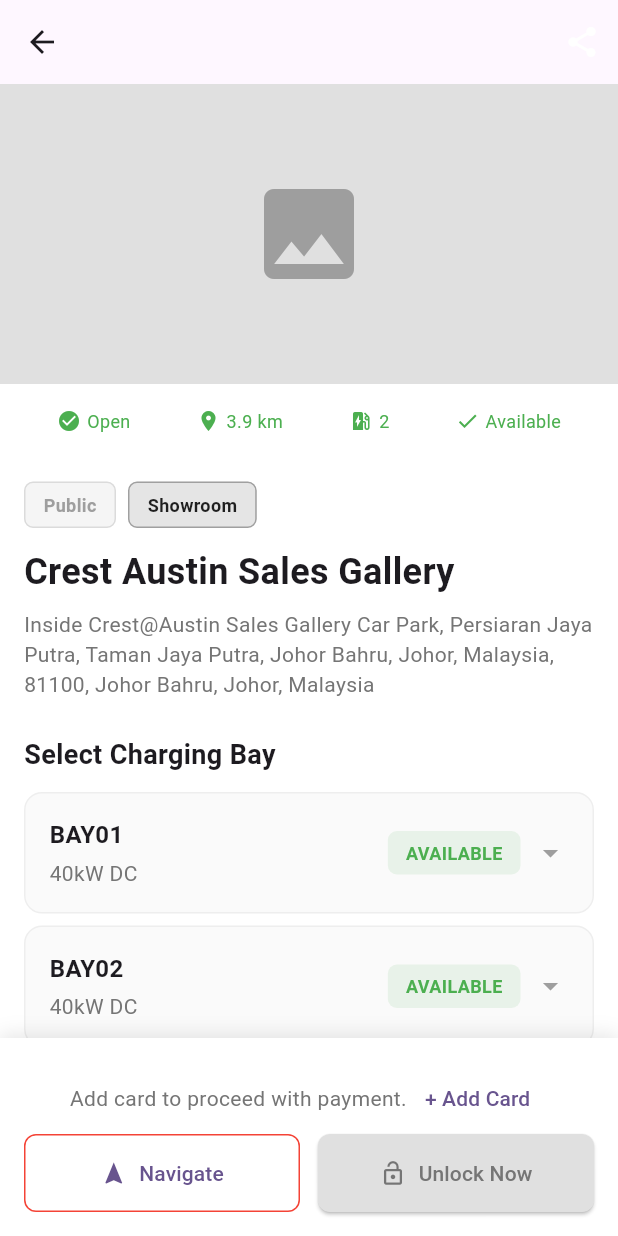
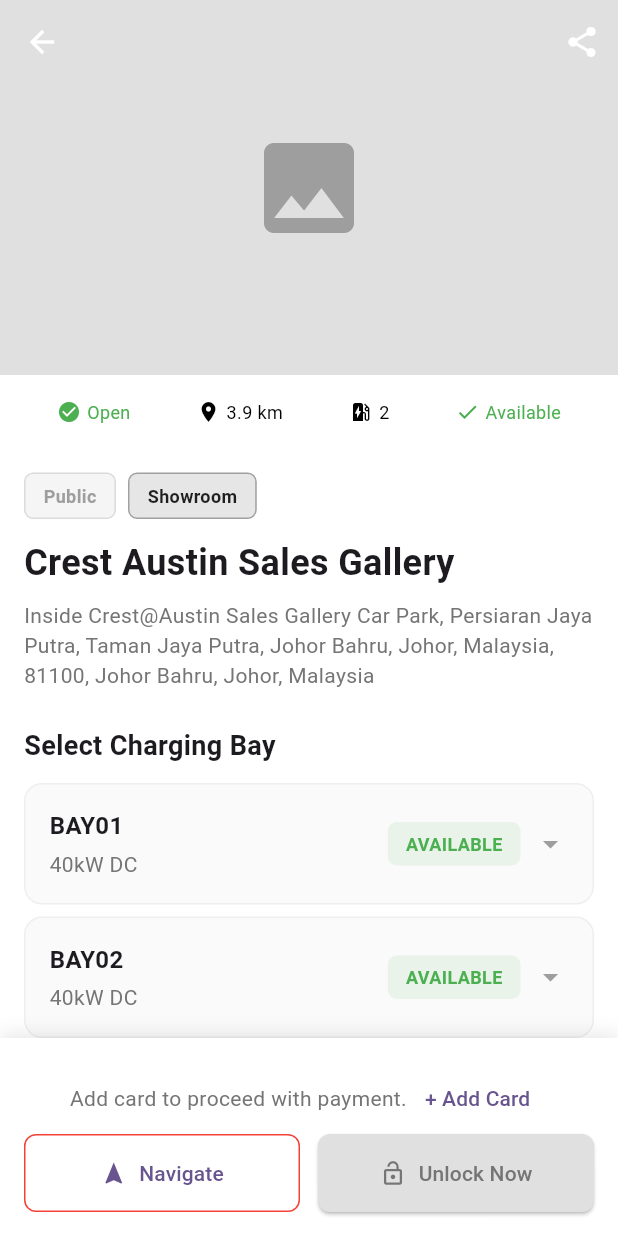
Before and after one commit to TuanHee/renergy_app, a Flutter app: the ChargingStationScreenView screen opened by its route, on a phone screen of 412 x 824 dp. Run offline on Flutter 3.47's test engine with Material 3 defaults, Android fonts, the phone set to English and light mode, and no system bars; our stand-ins replace get, sign_in_with_apple.

Commit message:
Refactor ChargingStationScreenView to use StatefulWidget for scroll-based opacity effect.

```diff
--- a/lib/screens/charging_station_screen/view.dart
+++ b/lib/screens/charging_station_screen/view.dart
@@ -1,14 +1,54 @@
 import 'package:flutter/material.dart';
 
-class ChargingStationScreenView extends StatelessWidget {
+class ChargingStationScreenView extends StatefulWidget {
   const ChargingStationScreenView({super.key});
+
+  @override
+  State<ChargingStationScreenView> createState() => _ChargingStationScreenViewState();
+}
+
+class _ChargingStationScreenViewState extends State<ChargingStationScreenView> {
+  final ScrollController _scrollController = ScrollController();
+  double _opacity = 0.0;
+
+  @override
+  void initState() {
+    super.initState();
+    _scrollController.addListener(_onScroll);
+  }
+
+  @override
+  void dispose() {
+    _scrollController.removeListener(_onScroll);
+    _scrollController.dispose();
+    super.dispose();
+  }
+
+  void _onScroll() {
+    final scrollOffset = _scrollController.offset;
+    final imageHeight = 250.0;
+
+    // Gradually increase opacity as user scrolls past the image
+    final newOpacity = (scrollOffset / imageHeight).clamp(0.0, 1.0);
+    if (_opacity != newOpacity) {
+      setState(() {
+        _opacity = newOpacity;
+      });
+    }
+  }
 
   @override
   Widget build(BuildContext context) {
     return Scaffold(
       backgroundColor: Colors.white,
+      extendBodyBehindAppBar: true,
       appBar: AppBar(
-
+        backgroundColor: Color(0xFFD32F2F).withValues(alpha: _opacity),
+        elevation: _opacity > 0 ? 4 : 0,
+        leading: IconButton(
+          onPressed: () => Navigator.pop(context),
+          icon: const Icon(Icons.arrow_back, color: Colors.white),
+        ),
         actions: [
           IconButton(
             onPressed: () {},
@@ -17,34 +57,13 @@
         ],
       ),
       body: SingleChildScrollView(
+        controller: _scrollController,
         child: Column(
           crossAxisAlignment: CrossAxisAlignment.stretch,
           children: [
-            // Header bar
-            // Container(
-            //   height: 120,
-            //   color: const Color(0xFFD32F2F),
-            //   child: SafeArea(
-            //     bottom: false,
-            //     child: Padding(
-            //       padding: const EdgeInsets.all(16.0),
-            //       child: Row(
-            //         children: [
-            //           IconButton(
-            //             onPressed: () => Navigator.pop(context),
-            //             icon: const Icon(Icons.arrow_back, color: Colors.white),
-            //           ),
-            //           const Spacer(),
-
-            //         ],
-            //       ),
-            //     ),
-            //   ),
-            // ),
-
             // Charging station image
             Container(
-              height: 200,
+              height: 250,
               width: double.infinity,
               color: Colors.grey.shade300,
               child: const Center(
@@ -58,8 +77,8 @@
                 mainAxisAlignment: MainAxisAlignment.spaceAround,
                 children: [
                   _statusItem(Icons.check_circle, 'Open', Colors.green),
-                  _statusItem(Icons.location_on, '3.9 km', Colors.green),
-                  _statusItem(Icons.ev_station, '2', Colors.green),
+                  _statusItem(Icons.location_on, '3.9 km', Colors.black),
+                  _statusItem(Icons.ev_station, '2', Colors.black),
                   _statusItem(Icons.check, 'Available', Colors.green),
                 ],
               ),
@@ -291,7 +310,7 @@
             color: Colors.white,
             boxShadow: [
               BoxShadow(
-                color: Colors.black.withOpacity(0.1),
+                color: Colors.black.withValues(alpha: 0.1),
                 blurRadius: 10,
                 offset: const Offset(0, -2),
               ),
@@ -373,8 +392,8 @@
     return Container(
       padding: const EdgeInsets.symmetric(horizontal: 12, vertical: 6),
       decoration: BoxDecoration(
-        color: color.withOpacity(0.1),
-        border: Border.all(color: color.withOpacity(0.3)),
+        color: color.withValues(alpha: 0.1),
+        border: Border.all(color: color.withValues(alpha: 0.3)),
         borderRadius: BorderRadius.circular(6),
       ),
       child: Text(
@@ -419,7 +438,7 @@
           Container(
             padding: const EdgeInsets.symmetric(horizontal: 12, vertical: 6),
             decoration: BoxDecoration(
-              color: Colors.green.withOpacity(0.1),
+              color: Colors.green.withValues(alpha: 0.1),
               borderRadius: BorderRadius.circular(6),
             ),
             child: const Text(
```
